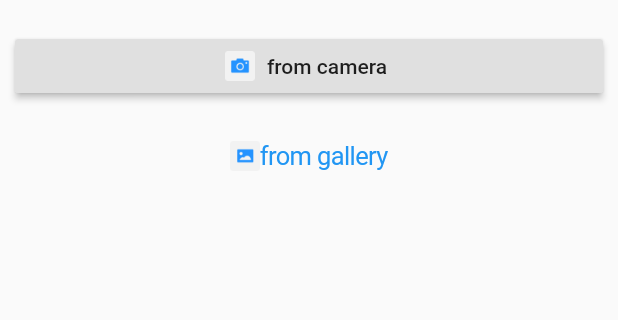
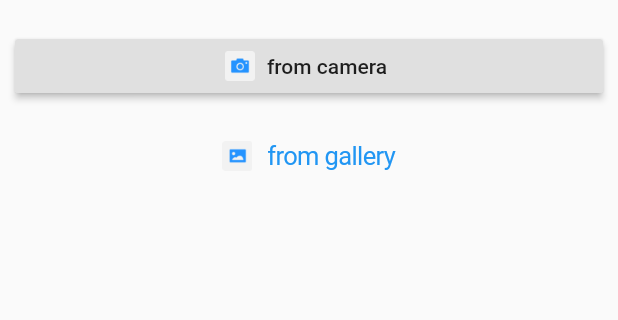
Before and after one commit to iamzhangweixiong/flutter_app, a Flutter app: the screen it shows after launch, on a phone screen of 412 x 824 dp, the part 123-443 px from its top. Run offline on Flutter 3.47's test engine with Material 2 defaults, Android fonts, the phone set to English and light mode, and no system bars; our stand-ins replace cached_network_image, image_picker.

Commit message:
【update】replace CupertinoButton padding

```diff
--- a/lib/view/home.dart
+++ b/lib/view/home.dart
@@ -45,7 +45,9 @@ class HomeState extends State<Home> with WidgetsBindingObserver {
                   mainAxisAlignment: MainAxisAlignment.center,
                   children: <Widget>[
                     new Image.asset(cameraIcon, width: 20.0, height: 20.0),
-                    new Text(DemoLocalizations.of(context).gallery)
+                    new Padding(
+                        padding: const EdgeInsets.only(left: 10.0),
+                        child: new Text(DemoLocalizations.of(context).gallery))
                   ]),
               onPressed: () {
                 getImage(ImageSource.gallery);
```
